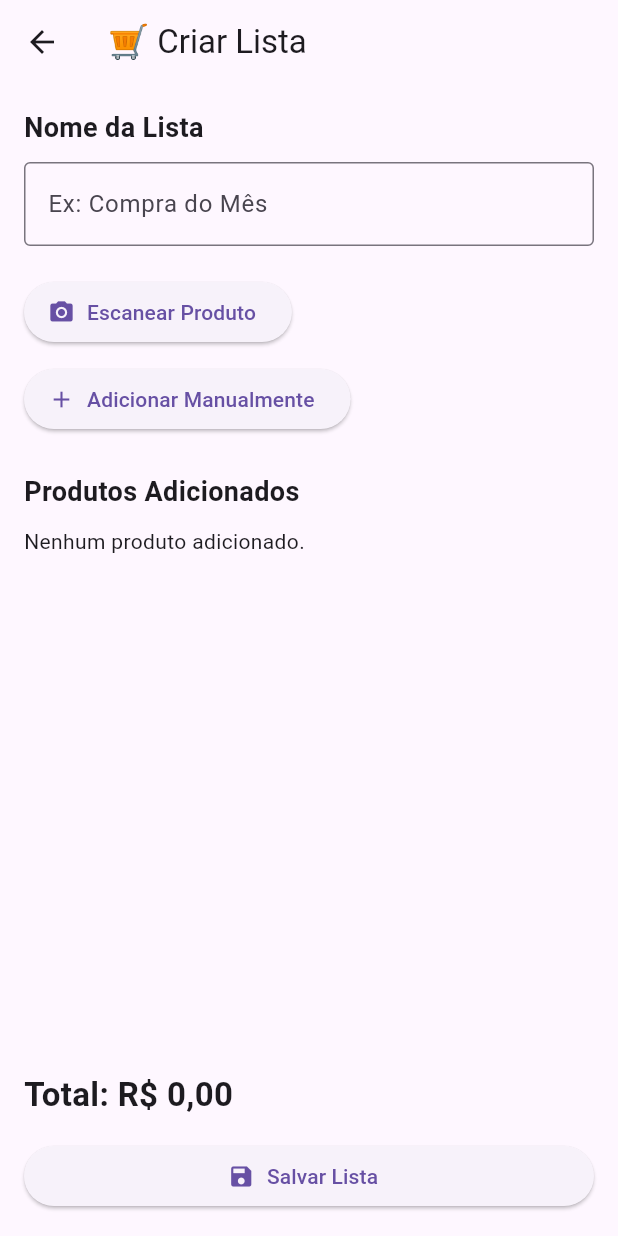
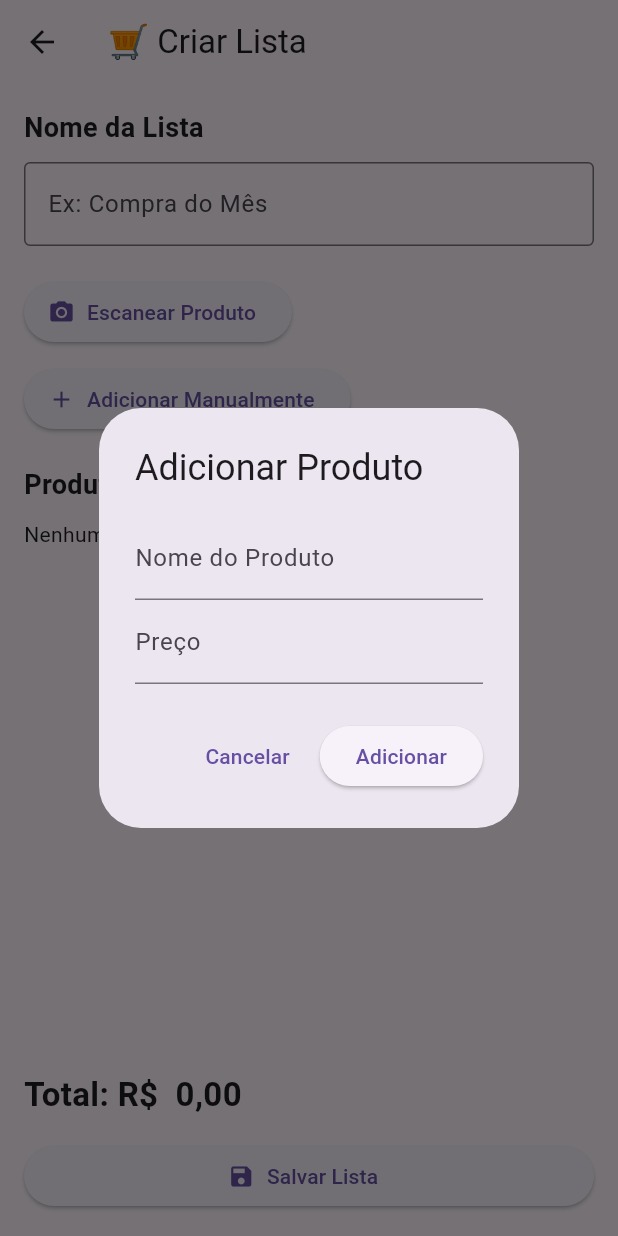
Before and after one commit to dantecbrasil-arch/smartcompre, a Flutter app: the ProdutosScreen screen opened directly, after a tap on "Adicionar Manualmente", on a phone screen of 412 x 824 dp. Run offline on Flutter 3.47's test engine with Material 3 defaults, Android fonts, the phone set to English and light mode, and no system bars.

Commit message:
Formatacao monetaria brasileira funcionando

```diff
--- a/lib/screens/produtos_screen.dart
+++ b/lib/screens/produtos_screen.dart
@@ -1,7 +1,89 @@
 import 'package:flutter/material.dart';
+import 'package:intl/intl.dart';
 
-class ProdutosScreen extends StatelessWidget {
+class ProdutosScreen extends StatefulWidget {
   const ProdutosScreen({super.key});
+
+  @override
+  State<ProdutosScreen> createState() => _ProdutosScreenState();
+}
+
+class _ProdutosScreenState extends State<ProdutosScreen> {
+  final TextEditingController nomeListaController =
+      TextEditingController();
+
+  final List<Map<String, dynamic>> produtos = [];
+
+  double total = 0.0;
+
+  final formatoMoeda = NumberFormat.currency(
+    locale: 'pt_BR',
+    symbol: 'R\$ ',
+  );
+
+  void adicionarProduto() {
+    final nomeController = TextEditingController();
+    final precoController = TextEditingController();
+
+    showDialog(
+      context: context,
+      builder: (context) {
+        return AlertDialog(
+          title: const Text('Adicionar Produto'),
+          content: Column(
+            mainAxisSize: MainAxisSize.min,
+            children: [
+              TextField(
+                controller: nomeController,
+                decoration: const InputDecoration(
+                  labelText: 'Nome do Produto',
+                ),
+              ),
+              TextField(
+                controller: precoController,
+                keyboardType: TextInputType.number,
+                decoration: const InputDecoration(
+                  labelText: 'Preço',
+                ),
+              ),
+            ],
+          ),
+          actions: [
+            TextButton(
+              onPressed: () {
+                Navigator.pop(context);
+              },
+              child: const Text('Cancelar'),
+            ),
+            ElevatedButton(
+              onPressed: () {
+                final nome = nomeController.text;
+
+                final textoPreco = precoController.text
+                    .replaceAll('.', '')
+                    .replaceAll(',', '.');
+
+                final preco =
+                    double.tryParse(textoPreco) ?? 0.0;
+
+                setState(() {
+                  produtos.add({
+                    'nome': nome,
+                    'preco': preco,
+                  });
+
+                  total += preco;
+                });
+
+                Navigator.pop(context);
+              },
+              child: const Text('Adicionar'),
+            ),
+          ],
+        );
+      },
+    );
+  }
 
   @override
   Widget build(BuildContext context) {
@@ -10,7 +92,7 @@ class ProdutosScreen extends StatelessWidget {
         title: const Text('🛒 Criar Lista'),
       ),
       body: Padding(
-        padding: const EdgeInsets.all(16.0),
+        padding: const EdgeInsets.all(16),
         child: Column(
           crossAxisAlignment: CrossAxisAlignment.start,
           children: [
@@ -21,26 +103,35 @@ class ProdutosScreen extends StatelessWidget {
                 fontWeight: FontWeight.bold,
               ),
             ),
+
             const SizedBox(height: 10),
-            const TextField(
-              decoration: InputDecoration(
+
+            TextField(
+              controller: nomeListaController,
+              decoration: const InputDecoration(
                 border: OutlineInputBorder(),
                 hintText: 'Ex: Compra do Mês',
               ),
             ),
+
             const SizedBox(height: 20),
+
             ElevatedButton.icon(
               onPressed: () {},
               icon: const Icon(Icons.camera_alt),
               label: const Text('Escanear Produto'),
             ),
+
             const SizedBox(height: 10),
+
             ElevatedButton.icon(
-              onPressed: () {},
+              onPressed: adicionarProduto,
               icon: const Icon(Icons.add),
               label: const Text('Adicionar Manualmente'),
             ),
-            const SizedBox(height: 25),
+
+            const SizedBox(height: 20),
+
             const Text(
               'Produtos Adicionados',
               style: TextStyle(
@@ -48,17 +139,41 @@ class ProdutosScreen extends StatelessWidget {
                 fontWeight: FontWeight.bold,
               ),
             ),
+
             const SizedBox(height: 10),
-            const Text('Nenhum produto adicionado.'),
-            const Spacer(),
-            const Text(
-              'Total: R\$ 0,00',
-              style: TextStyle(
+
+            Expanded(
+              child: produtos.isEmpty
+                  ? const Text('Nenhum produto adicionado.')
+                  : ListView.builder(
+                      itemCount: produtos.length,
+                      itemBuilder: (context, index) {
+                        return ListTile(
+                          leading:
+                              const Icon(Icons.shopping_cart),
+                          title: Text(
+                            produtos[index]['nome'],
+                          ),
+                          subtitle: Text(
+                            formatoMoeda.format(
+                              produtos[index]['preco'],
+                            ),
+                          ),
+                        );
+                      },
+                    ),
+            ),
+
+            Text(
+              'Total: ${formatoMoeda.format(total)}',
+              style: const TextStyle(
                 fontSize: 22,
                 fontWeight: FontWeight.bold,
               ),
             ),
+
             const SizedBox(height: 15),
+
             SizedBox(
               width: double.infinity,
               child: ElevatedButton.icon(
```
Also changed, not shown: pubspec.yaml (+1 -7 lines), pubspec.lock.
